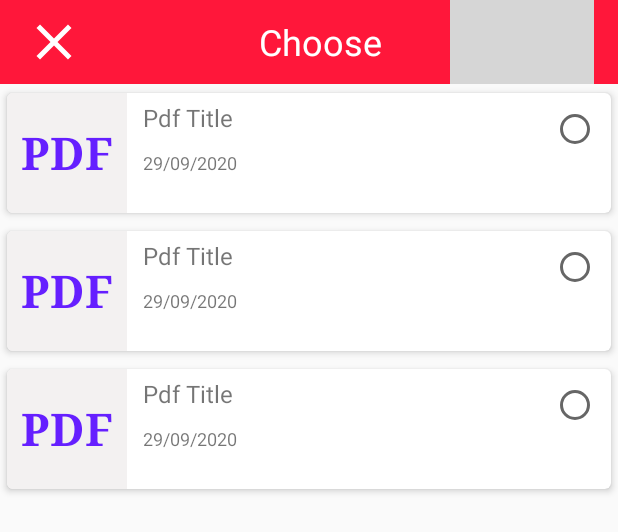
After one commit to amsxna060/DocScannerKotlin, an Android app: the layout activity_device_file.xml on its own in the app's theme, with its tools: preview values and no code run, on a phone screen of 412 x 824 dp. The commit adds this screen. Shown: the top 532 px of the screen. Run offline under Robolectric (Android 15) with nearby library versions, the phone set to English and light mode, and no system bars; grey boxes are pictures that could not be loaded.

Commit message:
layout for device file in conversion menu

```diff
--- a/app/build.gradle
+++ b/app/build.gradle
@@ -35,7 +35,7 @@ dependencies {
     implementation 'androidx.core:core-ktx:1.3.2'
     implementation 'androidx.appcompat:appcompat:1.2.0'
     implementation 'com.github.barteksc:android-pdf-viewer:3.2.0-beta.1'
-    implementation 'androidx.constraintlayout:constraintlayout:2.0.2'
+    implementation 'androidx.constraintlayout:constraintlayout:2.0.3'
     implementation 'androidx.recyclerview:recyclerview:1.1.0'
     implementation 'com.google.android.material:material:1.2.1'
     api 'com.theartofdev.edmodo:android-image-cropper:2.8.0'
--- a/app/src/main/AndroidManifest.xml
+++ b/app/src/main/AndroidManifest.xml
@@ -18,7 +18,10 @@
         android:roundIcon="@mipmap/ic_launcher_round"
         android:supportsRtl="true"
         android:theme="@style/AppTheme">
-        <activity android:name=".FilterActivity" android:theme="@style/AppTheme.NoActionBar"/>
+        <activity android:name=".DeviceFile"></activity>
+        <activity
+            android:name=".FilterActivity"
+            android:theme="@style/AppTheme.NoActionBar" />
         <activity android:name=".CropImageActivity" />
         <activity
             android:name=".CropActivity"
@@ -29,7 +32,9 @@
             android:name=".CameraActivity"
             android:theme="@style/AppThemeFullScreen" />
         <activity android:name=".ViewAllPdf" />
-        <activity android:name=".CreatingPdf" android:theme="@style/AppTheme.NoActionBar"/>
+        <activity
+            android:name=".CreatingPdf"
+            android:theme="@style/AppTheme.NoActionBar" />
         <activity android:name=".MainActivity">
             <intent-filter>
                 <action android:name="android.intent.action.MAIN" />
--- /dev/null
+++ b/app/src/main/java/com/amansiol/docscanner/DeviceFile.kt
@@ -0,0 +1,11 @@
+package com.amansiol.docscanner
+
+import androidx.appcompat.app.AppCompatActivity
+import android.os.Bundle
+
+class DeviceFile : AppCompatActivity() {
+    override fun onCreate(savedInstanceState: Bundle?) {
+        super.onCreate(savedInstanceState)
+        setContentView(R.layout.activity_device_file)
+    }
+}
--- a/app/src/main/java/com/amansiol/docscanner/SaveAllFileTask.kt
+++ b/app/src/main/java/com/amansiol/docscanner/SaveAllFileTask.kt
@@ -96,7 +96,7 @@ class SaveAllFileTask(var context: Context, var filterArrayList: ArrayList<Int>)
         // First decode with inJustDecodeBounds=true to check dimensions
         return BitmapFactory.Options().run {
             inJustDecodeBounds = true
-            BitmapFactory.decodeFile(file.absolutePath)
+            BitmapFactory.decodeFile(file.absolutePath,this);
 
             // Calculate inSampleSize
             inSampleSize = calculateInSampleSize(this, reqWidth, reqHeight)
@@ -104,7 +104,7 @@ class SaveAllFileTask(var context: Context, var filterArrayList: ArrayList<Int>)
             // Decode bitmap with inSampleSize set
             inJustDecodeBounds = false
 
-            BitmapFactory.decodeFile(file.absolutePath)
+            BitmapFactory.decodeFile(file.absolutePath,this)
         }
     }
 }
--- a/app/src/main/res/layout/activity_conversion_menu.xml
+++ b/app/src/main/res/layout/activity_conversion_menu.xml
@@ -7,6 +7,7 @@
     android:layout_height="match_parent"
     android:background="@drawable/conbg"
     tools:context=".ConversionMenu">
+
 
     <androidx.recyclerview.widget.RecyclerView
     android:layout_width="match_parent"
--- /dev/null
+++ b/app/src/main/res/layout/activity_device_file.xml
@@ -0,0 +1,57 @@
+<?xml version="1.0" encoding="utf-8"?>
+<RelativeLayout xmlns:android="http://schemas.android.com/apk/res/android"
+    xmlns:app="http://schemas.android.com/apk/res-auto"
+    xmlns:tools="http://schemas.android.com/tools"
+    android:layout_width="match_parent"
+    android:layout_height="match_parent"
+    tools:context=".DeviceFile">
+    <androidx.appcompat.widget.Toolbar
+        android:id="@+id/convertToolbar"
+        android:layout_width="match_parent"
+        android:layout_height="?actionBarSize"
+        android:background="@color/colorTheme"
+        android:theme="@style/ThemeOverlay.AppCompat.Dark.ActionBar">
+        <RelativeLayout
+            android:layout_width="match_parent"
+            android:layout_height="match_parent">
+            <ImageView
+                android:id="@+id/discardCoversion"
+                android:layout_width="wrap_content"
+                android:layout_height="wrap_content"
+                android:src="@drawable/ic_baseline_close_24"
+                android:layout_centerVertical="true"
+                />
+            <TextView
+                android:layout_width="250dp"
+                android:layout_height="wrap_content"
+                android:layout_centerInParent="true"
+                android:text="Choose"
+                android:gravity="center"
+                android:textSize="24sp"
+                android:textColor="#fff"
+                android:padding="5dp"
+                />
+
+            <ImageView
+                android:layout_width="wrap_content"
+                android:layout_height="wrap_content"
+                android:src="@drawable/ic_baseline_done_24"
+                android:layout_alignParentEnd="true"
+                android:layout_centerVertical="true"
+                android:layout_marginEnd="16dp"
+                android:id="@+id/convertFile"
+                />
+
+        </RelativeLayout>
+
+
+    </androidx.appcompat.widget.Toolbar>
+    <androidx.recyclerview.widget.RecyclerView
+        android:layout_width="match_parent"
+        android:layout_height="match_parent"
+        android:layout_below="@+id/convertToolbar"
+        tools:listitem="@layout/devicefile"
+        />
+
+
+</RelativeLayout>
--- a/app/src/main/res/layout/activity_main.xml
+++ b/app/src/main/res/layout/activity_main.xml
@@ -13,8 +13,6 @@
         android:layout_centerHorizontal="true"
         android:layout_alignParentBottom="true"
         android:layout_marginBottom="16dp"
-
-
         />
     <androidx.recyclerview.widget.RecyclerView
         android:layout_width="match_parent"
@@ -22,7 +20,6 @@
         tools:itemCount="4"
         tools:listitem="@layout/recent_pdf_row"
         app:layoutManager="androidx.recyclerview.widget.LinearLayoutManager"
-
         />
     <TextView
         android:id="@+id/textView_convert"
--- /dev/null
+++ b/app/src/main/res/layout/devicefile.xml
@@ -0,0 +1,58 @@
+<?xml version="1.0" encoding="utf-8"?>
+<androidx.cardview.widget.CardView xmlns:android="http://schemas.android.com/apk/res/android"
+    android:layout_width="match_parent"
+    android:layout_height="wrap_content"
+    app:cardElevation="3dp"
+    app:cardCornerRadius="4dp"
+    app:cardUseCompatPadding="true"
+    xmlns:app="http://schemas.android.com/apk/res-auto">
+
+    <RelativeLayout
+        android:layout_width="match_parent"
+        android:layout_height="wrap_content">
+
+        <TextView
+            android:id="@+id/thumbnail"
+            android:layout_width="80dp"
+            android:layout_height="80dp"
+            android:text="PDF"
+            android:textStyle="bold"
+            android:fontFamily="serif"
+            android:textColor="#651FFF"
+            android:background="#F3F1F1"
+            android:textSize="30sp"
+            android:gravity="center"
+            />
+        <TextView
+            android:id="@+id/file_name"
+            android:layout_width="wrap_content"
+            android:layout_height="wrap_content"
+            android:text="Pdf Title"
+            android:layout_toEndOf="@+id/thumbnail"
+            android:textSize="16sp"
+            android:layout_marginStart="5dp"
+            android:padding="5dp"/>
+        <TextView
+            android:id="@+id/file_date"
+            android:layout_width="wrap_content"
+            android:layout_height="wrap_content"
+            android:text="29/09/2020"
+            android:layout_toEndOf="@+id/thumbnail"
+            android:layout_below="@+id/file_name"
+            android:textSize="12sp"
+            android:layout_marginStart="5dp"
+            android:padding="5dp"/>
+
+        <RadioButton
+            android:id="@+id/selectButton"
+            android:layout_width="wrap_content"
+            android:layout_height="wrap_content"
+            android:layout_alignParentEnd="true"
+            android:layout_marginEnd="8dp"
+            android:layout_marginTop="8dp"
+             />
+
+    </RelativeLayout>
+
+
+</androidx.cardview.widget.CardView>
```
Lines whose indentation alone changed are shown as unchanged.
